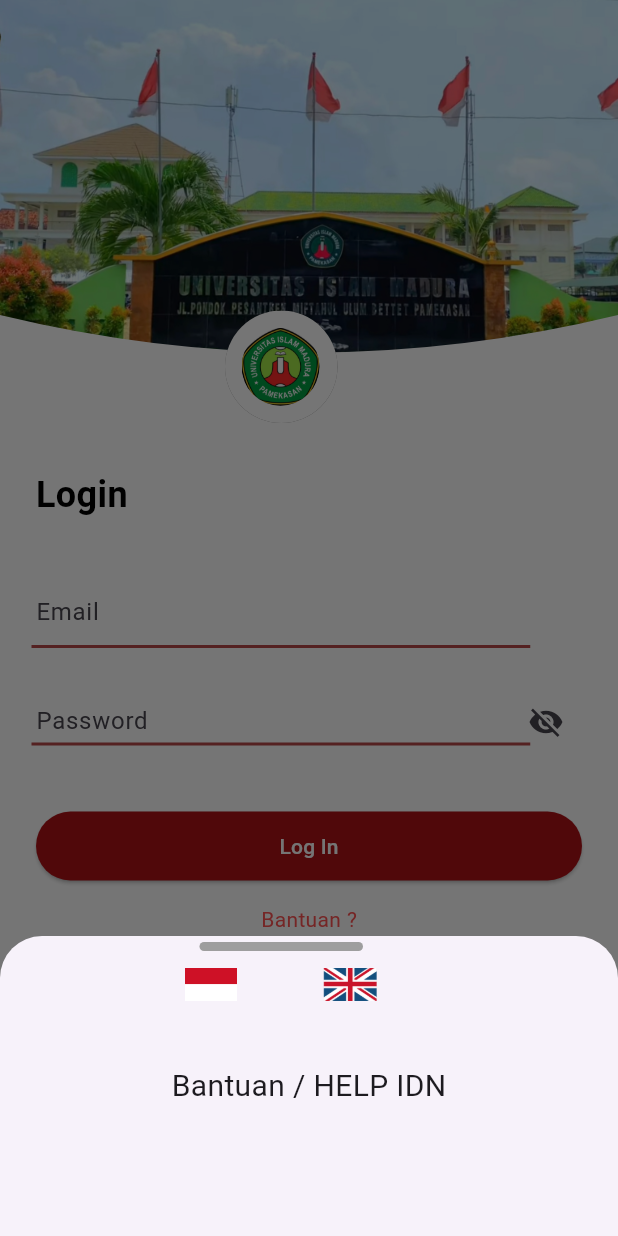
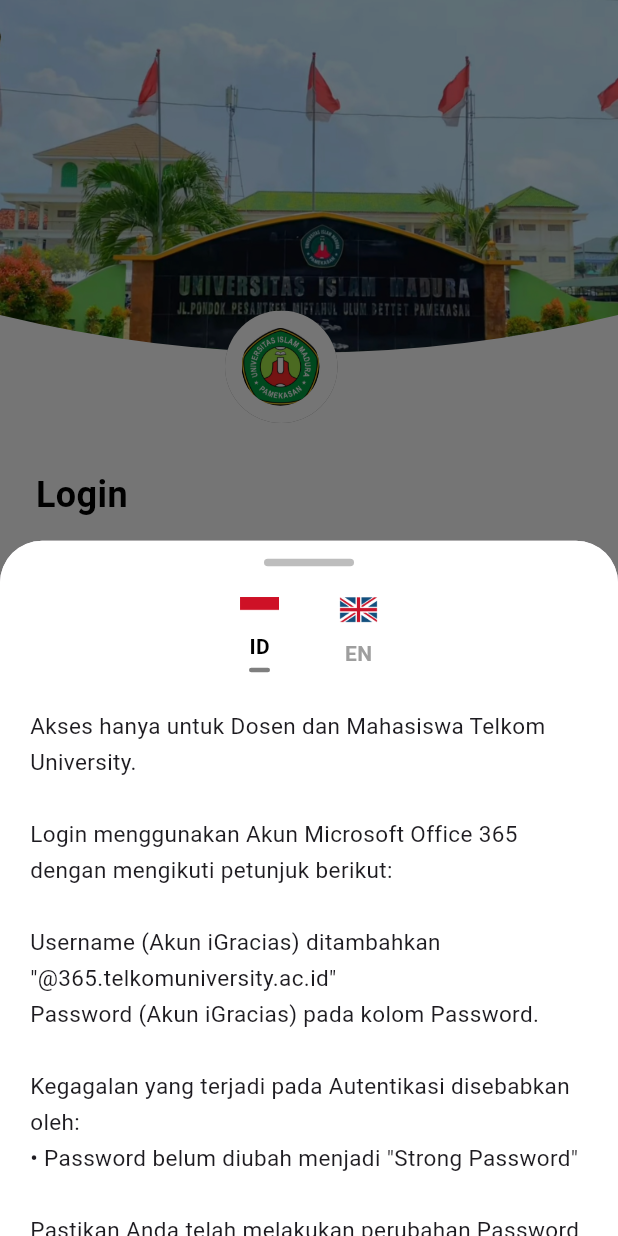
Before and after one commit to ekanurandin/Flutter-Project-Uas-Learning-Management-System, a Flutter app: the screen it shows after launch, after a tap on "Bantuan ?", on a phone screen of 412 x 824 dp. Run offline on Flutter 3.47's test engine with Material 3 defaults, Android fonts, the phone set to English and light mode, and no system bars.

Commit message:
memperbaiki tampilan di halaman login dan menambah halaman bantuan

```diff
--- a/lib/login page.dart
+++ b/lib/login page.dart
@@ -19,7 +19,7 @@
           children: [
             Column(
               children: [
-                // === GAMBAR TERPOTONG ===
+
                 ClipPath(
                   clipper: HeaderClipper(),
                   child: Image.asset(
@@ -116,59 +116,7 @@
                           onTap: () {
                             showModalBottomSheet(
                               context: context,
-                              builder: (context) {
-                                return Stack(
-                                  children: [
-                                    Container(
-                                      height: 200,
-                                      alignment: Alignment.center,
-                                      child: const Text(
-                                        'Bantuan / HELP IDN',
-                                        style: TextStyle(fontSize: 20),
-                                      ),
-                                    ),
-                                    Positioned(
-                                      top: 4,
-                                      left: 133,
-                                      child: GestureDetector(
-                                        onVerticalDragUpdate: (details) {
-                                          if (details.delta.dy > 0) {
-                                            Navigator.of(context).pop();
-                                          }
-                                        },
-                                        child: Container(
-                                          width: 109,
-                                          height: 6,
-                                          decoration: BoxDecoration(
-                                            color: Colors.grey,
-                                            borderRadius: BorderRadius.circular(50),
-                                          ),
-                                        ),
-                                      ),
-                                    ),
-                                    Positioned(
-                                      top: 21,
-                                      left: 123,
-                                      child: Image.asset(
-                                        'assets/images/indonesia.png',
-                                        width: 35,
-                                        height: 22,
-                                        fit: BoxFit.cover,
-                                      ),
-                                    ),
-                                    Positioned(
-                                      top: 21,
-                                      left: 215,
-                                      child: Image.asset(
-                                        'assets/images/inggris.png',
-                                        width: 37,
-                                        height: 22,
-                                        fit: BoxFit.cover,
-                                      ),
-                                    ),
-                                  ],
-                                );
-                              },
+                              builder: (context) => _HelpBottomSheet(),
                             );
                           },
                           child: const Text(
@@ -182,8 +130,17 @@
                         ),
                       ),
 
-                      const SizedBox(height: 32), // JARAK AMAN
+                      const SizedBox(height: 32),
                     ],
+                  ),
+                ),
+
+
+                ClipPath(
+                  clipper: BottomClipper(),
+                  child: Container(
+                    height: 130,
+                    color: const Color(0xFFB74848),
                   ),
                 ),
               ],
@@ -248,7 +205,7 @@
                 ),
               ),
             ),
-            // Line below email
+
             Positioned(
               top: 430,
               left: 21,
@@ -258,7 +215,7 @@
                 color: Color(0xFFB74848),
               ),
             ),
-            // Line below password
+
             Positioned(
               top: 495,
               left: 21,
@@ -290,3 +247,180 @@
   @override
   bool shouldReclip(CustomClipper<Path> oldClipper) => false;
 }
+
+class BottomClipper extends CustomClipper<Path> {
+  @override
+  Path getClip(Size size) {
+    Path path = Path();
+
+    path.lineTo(0, 40);
+
+    path.quadraticBezierTo(
+      size.width * 0.25,
+      0,
+      size.width * 0.5,
+      40,
+    );
+
+    path.quadraticBezierTo(
+      size.width * 0.75,
+      80,
+      size.width,
+      40,
+    );
+
+    path.lineTo(size.width, size.height);
+    path.lineTo(0, size.height);
+    path.close();
+
+    return path;
+  }
+
+  @override
+  bool shouldReclip(CustomClipper<Path> oldClipper) => false;
+}
+
+class _HelpBottomSheet extends StatefulWidget {
+  @override
+  State<_HelpBottomSheet> createState() => _HelpBottomSheetState();
+}
+
+class _HelpBottomSheetState extends State<_HelpBottomSheet> {
+  String language = 'id';
+
+  @override
+  Widget build(BuildContext context) {
+    return Container(
+      height: MediaQuery.of(context).size.height * 0.65,
+      decoration: const BoxDecoration(
+        color: Colors.white,
+        borderRadius: BorderRadius.vertical(top: Radius.circular(28)),
+      ),
+      child: Column(
+        children: [
+          const SizedBox(height: 12),
+
+
+          Container(
+            width: 60,
+            height: 5,
+            decoration: BoxDecoration(
+              color: Colors.grey.shade400,
+              borderRadius: BorderRadius.circular(10),
+            ),
+          ),
+
+          const SizedBox(height: 16),
+
+
+          Row(
+            mainAxisAlignment: MainAxisAlignment.center,
+            children: [
+              _languageItem(
+                code: 'id',
+                flag: 'assets/images/indonesia.png',
+              ),
+              const SizedBox(width: 40),
+              _languageItem(
+                code: 'en',
+                flag: 'assets/images/inggris.png',
+              ),
+            ],
+          ),
+
+          const SizedBox(height: 20),
+
+          Expanded(
+            child: SingleChildScrollView(
+              padding: const EdgeInsets.symmetric(horizontal: 20),
+              child: language == 'id' ? _helpID() : _helpEN(),
+            ),
+          ),
+        ],
+      ),
+    );
+  }
+
+  Widget _helpID() {
+    return const Text(
+      '''Akses hanya untuk Dosen dan Mahasiswa Telkom University.
+
+Login menggunakan Akun Microsoft Office 365 dengan mengikuti petunjuk berikut:
+
+Username (Akun iGracias) ditambahkan "@365.telkomuniversity.ac.id"
+Password (Akun iGracias) pada kolom Password.
+
+Kegagalan yang terjadi pada Autentikasi disebabkan oleh:
+• Password belum diubah menjadi "Strong Password"
+
+Pastikan Anda telah melakukan perubahan Password di iGracias.
+
+Informasi lebih lanjut dapat menghubungi Layanan CeLOE Helpdesk:
+
+Mail : infoceloe@telkomuniversity.ac.id
+WhatsApp : +62 821-1666-3563
+''',
+      style: TextStyle(fontSize: 15, height: 1.6),
+    );
+  }
+
+  Widget _helpEN() {
+    return const Text(
+      '''Access is limited to Lecturers and Students of Telkom University.
+
+Login using your Microsoft Office 365 account by following these instructions:
+
+Username (iGracias Account) add "@365.telkomuniversity.ac.id"
+Password (iGracias Account) in the Password field.
+
+Authentication failure may occur because:
+• Password has not been changed to a "Strong Password"
+
+Please ensure you have updated your password in iGracias.
+
+For further information, contact CeLOE Helpdesk:
+
+Email : infoceloe@telkomuniversity.ac.id
+WhatsApp : +62 821-1666-3563
+''',
+      style: TextStyle(fontSize: 15, height: 1.6),
+    );
+  }
+
+  Widget _languageItem({
+    required String code,
+    required String flag,
+  }) {
+    final bool isActive = language == code;
+
+    return GestureDetector(
+      onTap: () => setState(() => language = code),
+      child: Column(
+        mainAxisSize: MainAxisSize.min,
+        children: [
+          Image.asset(flag, width: 26),
+          const SizedBox(height: 6),
+          Text(
+            code.toUpperCase(),
+            style: TextStyle(
+              fontWeight: FontWeight.bold,
+              color: isActive ? Colors.black : Colors.grey,
+            ),
+          ),
+          const SizedBox(height: 4),
+
+
+          AnimatedContainer(
+            duration: const Duration(milliseconds: 200),
+            width: isActive ? 14 : 0,
+            height: 3,
+            decoration: BoxDecoration(
+              color: const Color(0x80000000),
+              borderRadius: BorderRadius.circular(50),
+            ),
+          ),
+        ],
+      ),
+    );
+  }
+}
```
